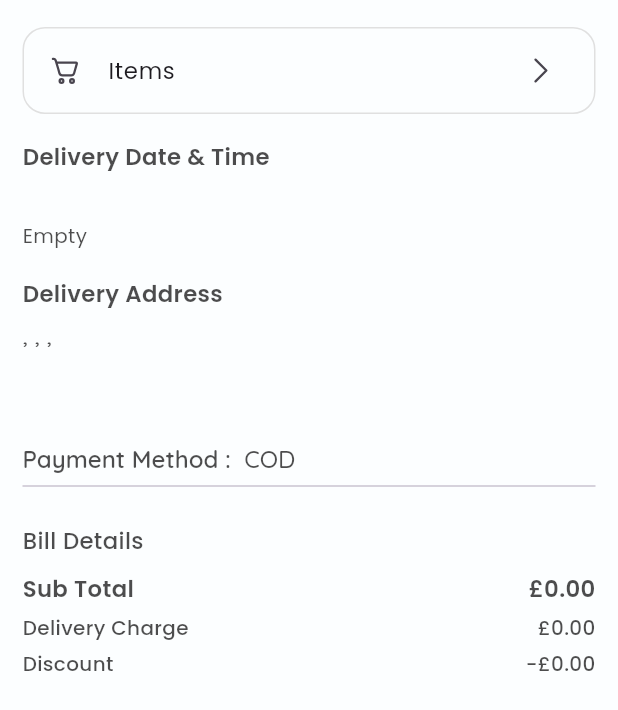
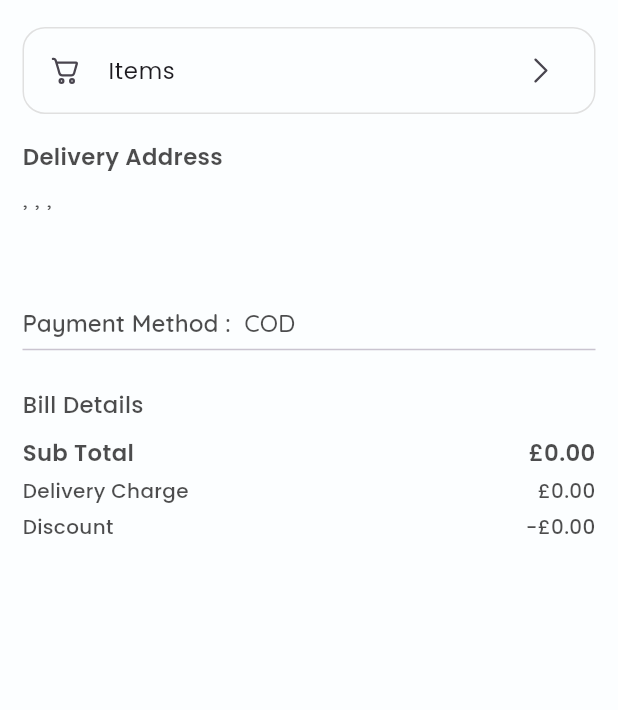
Before and after one commit to hashcode404/bamboo_basket_customer_app, a Flutter app: the CheckoutDetailsScreen widget shown alone on an empty page, opened directly, on a phone screen of 412 x 824 dp. Shown: the top 710 px of the screen. Run offline on Flutter 3.47's test engine with Material 3 defaults, Android fonts, the phone set to English and light mode, and no system bars; drawn by our look-alikes of toastification; our stand-ins replace auto_route, awesome_notifications, cached_network_image, calendar_date_picker2, carousel_slider, dartx and 18 more; missing offline and left inert: dart_extensions, flutter_stripe, flutter_swipe_button, random_avatar; accounts and stored records are empty.

Commit message:
Bug fixes

```diff
--- a/lib/presentation/auth/login_screen.dart
+++ b/lib/presentation/auth/login_screen.dart
@@ -225,6 +225,7 @@ class _LoginScreenState extends State<LoginScreen> {
                           homeProvider.onChangeCurrentPage(0);
                           DependencyRegistrar.initializeAllProviders(context);
                           await Future.delayed(const Duration(seconds: 1), () {
+                            // ignore: use_build_context_synchronously
                             context.router.replaceAll([
                               const OrderOnlineScreenRoute(),
                             ]).then((_) {
--- a/lib/presentation/order_online/cart/cart_screen.dart
+++ b/lib/presentation/order_online/cart/cart_screen.dart
@@ -318,18 +318,18 @@ class _CartScreenState extends State<CartScreen>
                                     context: context);
                                 return;
                               }
-                              if (shopListener.selectedDate == null) {
-                                AlertDialogs.showError(
-                                    "Please select an delivery date",
-                                    context: context);
-                                return;
-                              }
-                              if (shopListener.selectedDeliverySlot == null) {
-                                AlertDialogs.showError(
-                                    "Please select an delivery time",
-                                    context: context);
-                                return;
-                              }
+                              // if (shopListener.selectedDate == null) {
+                              //   AlertDialogs.showError(
+                              //       "Please select an delivery date",
+                              //       context: context);
+                              //   return;
+                              // }
+                              // if (shopListener.selectedDeliverySlot == null) {
+                              //   AlertDialogs.showError(
+                              //       "Please select an delivery time",
+                              //       context: context);
+                              //   return;
+                              // }
                               cartProvider.jumpToPage(2);
                             },
                             child: Container(
--- a/lib/presentation/order_online/cart/checkout_details.dart
+++ b/lib/presentation/order_online/cart/checkout_details.dart
@@ -171,24 +171,24 @@ class CheckoutDetailsScreen extends StatelessWidget {
               ],
             ),
           ),
-          Text("Delivery Date & Time",
-              style: context.customTextTheme.text16W600),
-          verticalSpaceTiny,
-          Text(
-            shopListener.formattedSelectedDate,
-            style: context.customTextTheme.text16W500,
-          ),
-          verticalSpaceTiny,
-          shopListener.selectedDeliverySlot != null
-              ? Text(
-                  "${shopListener.selectedDeliverySlot?.openingTime} - ${shopListener.selectedDeliverySlot?.closingTime}",
-                  style: context.customTextTheme.text14W600,
-                )
-              : Text(
-                  'Empty',
-                  style: context.customTextTheme.text14W400,
-                ),
-          verticalSpaceRegular,
+          // Text("Delivery Date & Time",
+          //     style: context.customTextTheme.text16W600),
+          // verticalSpaceTiny,
+          // Text(
+          //   shopListener.formattedSelectedDate,
+          //   style: context.customTextTheme.text16W500,
+          // ),
+          // verticalSpaceTiny,
+          // shopListener.selectedDeliverySlot != null
+          //     ? Text(
+          //         "${shopListener.selectedDeliverySlot?.openingTime} - ${shopListener.selectedDeliverySlot?.closingTime}",
+          //         style: context.customTextTheme.text14W600,
+          //       )
+          //     : Text(
+          //         'Empty',
+          //         style: context.customTextTheme.text14W400,
+          //       ),
+          // verticalSpaceRegular,
           Text(
               cartListener.selectedOrderType == OrderType.delivery
                   ? "Delivery Address"
```
Also changed, not shown: lib/presentation/order_online/address/add_new_address_screen.dart (+8 -0 lines), lib/presentation/order_online/cart/delivery_details_screen.dart (+119 -119 lines).
